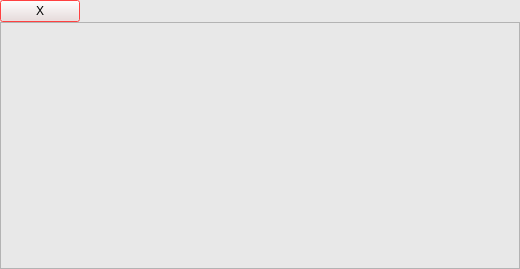
Above: ui/WindowDialog.ui from dmzdev/stance before the change. Below: the same form after it.
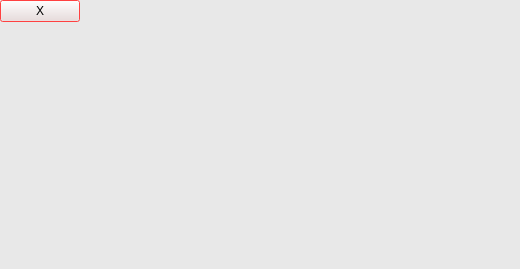
That is the form after the change.

Commit message: Shrunk several windows down to save pixels. Scaled all advisor pictures down dynamically. Changelog.

```diff
--- a/ui/WindowDialog.ui
+++ b/ui/WindowDialog.ui
@@ -257,6 +257,12 @@
      </property>
      <item>
       <widget class="QScrollArea" name="scrollArea">
+       <property name="frameShape">
+        <enum>QFrame::NoFrame</enum>
+       </property>
+       <property name="lineWidth">
+        <number>0</number>
+       </property>
        <property name="widgetResizable">
         <bool>true</bool>
        </property>
@@ -265,8 +271,8 @@
          <rect>
           <x>0</x>
           <y>0</y>
-          <width>516</width>
-          <height>233</height>
+          <width>518</width>
+          <height>235</height>
          </rect>
         </property>
        </widget>
```
The commit also changes 5 other files.
